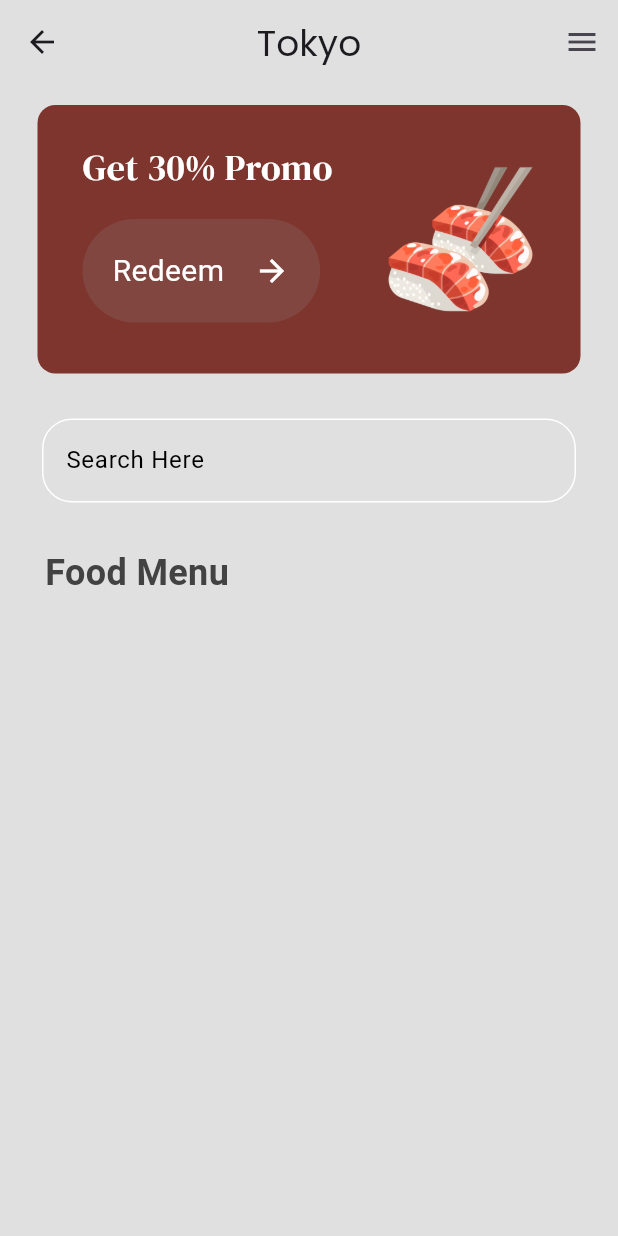
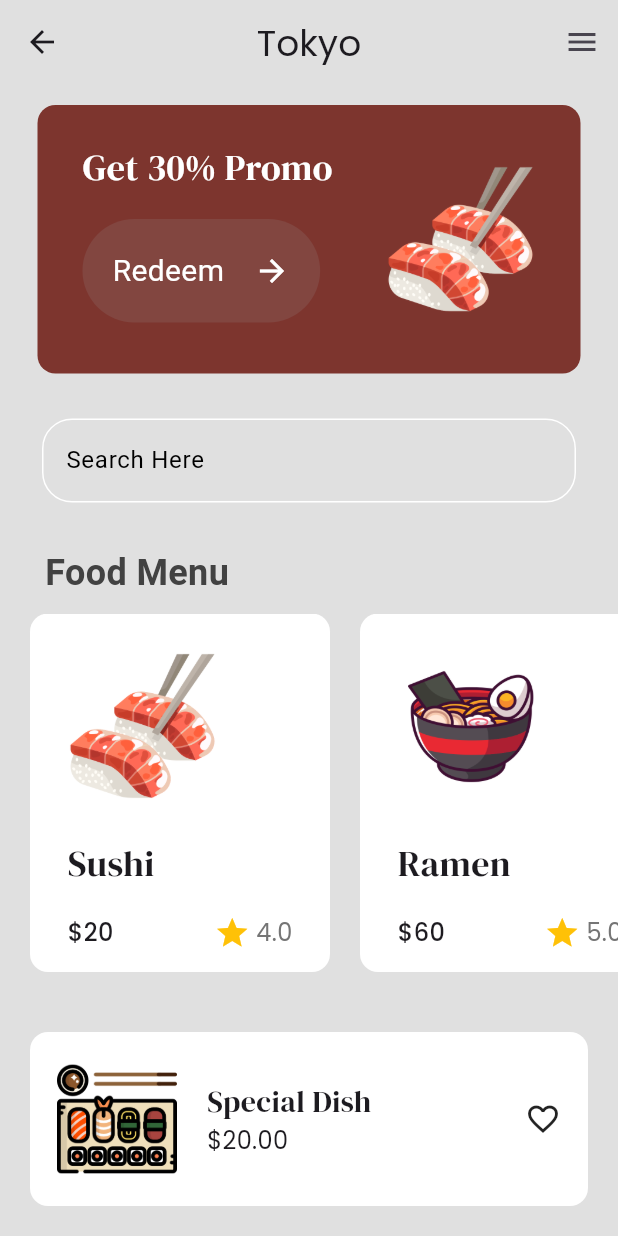
Before and after one commit to 0xAhmd/sushi-app, a Flutter app: the MenuView screen opened by its route, on a phone screen of 412 x 824 dp. Run offline on Flutter 3.47's test engine with Material 3 defaults, Android fonts, the phone set to English and light mode, and no system bars; our stand-ins replace google_fonts.

Commit message:
menu view done

```diff
--- /dev/null
+++ b/lib/components/custom_text_field.dart
@@ -0,0 +1,29 @@
+import 'package:flutter/material.dart';
+
+class CustomTextField extends StatelessWidget {
+  const CustomTextField({
+    super.key,
+  });
+
+  @override
+  Widget build(BuildContext context) {
+    return TextField(
+      cursorColor: Colors.black,
+      decoration: InputDecoration(
+        label: const Text(
+          "Search Here",
+          style: TextStyle(fontSize: 16, color: Colors.black),
+        ),
+        focusedBorder: OutlineInputBorder(
+          borderSide: const BorderSide(color: Colors.black),
+          borderRadius: BorderRadius.circular(20),
+        ),
+
+        enabledBorder: OutlineInputBorder(
+          borderSide: const BorderSide(color: Colors.white),
+          borderRadius: BorderRadius.circular(20),
+        ),
+      ),
+    );
+  }
+}
--- /dev/null
+++ b/lib/components/food_tile.dart
@@ -0,0 +1,59 @@
+import 'package:flutter/material.dart';
+import 'package:google_fonts/google_fonts.dart';
+import 'package:sushi/models/food_model.dart';
+
+class FoodTile extends StatelessWidget {
+  const FoodTile({super.key, required this.food});
+  final Food food;
+  @override
+  Widget build(BuildContext context) {
+    return Padding(
+      padding: const EdgeInsets.all(0),
+      child: Container(
+        margin: const EdgeInsets.only(left: 20),
+
+        width: 200,
+        padding: const EdgeInsets.all(25),
+        decoration: BoxDecoration(
+          color: Colors.white,
+          borderRadius: BorderRadius.circular(12),
+        ),
+        child: Column(
+          crossAxisAlignment: CrossAxisAlignment.start,
+          children: [
+            Image.asset(food.imagePath, height: 100),
+            const SizedBox(height: 24),
+            Text(food.name, style: GoogleFonts.dmSerifDisplay(fontSize: 24)),
+            const SizedBox(height: 18),
+            Row(
+              mainAxisAlignment: MainAxisAlignment.spaceBetween,
+              children: [
+                Text(
+                  "\$${food.price}",
+                  style: GoogleFonts.poppins(
+                    fontSize: 16,
+                    fontWeight: FontWeight.w500,
+                  ),
+                ),
+                // const Spacer(),
+                Row(
+                  children: [
+                    const Icon(Icons.star, color: Colors.amber),
+                    const SizedBox(width: 4),
+                    Text(
+                      food.rating,
+                      style: GoogleFonts.poppins(
+                        color: Colors.grey[600],
+                        fontSize: 16,
+                      ),
+                    ),
+                  ],
+                ),
+              ],
+            ),
+          ],
+        ),
+      ),
+    );
+  }
+}
--- /dev/null
+++ b/lib/components/popular_tile.dart
@@ -0,0 +1,44 @@
+import 'package:flutter/material.dart';
+import 'package:google_fonts/google_fonts.dart';
+
+class PopularTile extends StatelessWidget {
+  const PopularTile({
+    super.key,
+  });
+
+  @override
+  Widget build(BuildContext context) {
+    return Padding(
+      padding: const EdgeInsets.symmetric(horizontal: 20, vertical: 20),
+      child: Container(
+        padding: const EdgeInsets.all(18),
+        decoration: BoxDecoration(
+          borderRadius: BorderRadius.circular(12),
+          color: Colors.white,
+        ),
+        child: Row(
+          children: [
+            Image.asset('assets/images/suhis_dish.png', height: 80),
+
+            const SizedBox(width: 20),
+            Column(
+              crossAxisAlignment: CrossAxisAlignment.start,
+              children: [
+                Text(
+                  "Special Dish",
+                  style: GoogleFonts.dmSerifDisplay(fontSize: 20),
+                ),
+                Text(
+                  "\$20.00",
+                  style: GoogleFonts.poppins(fontSize: 16),
+                ),
+              ],
+            ),
+            const Spacer(),
+            const Icon(Icons.favorite_border),
+          ],
+        ),
+      ),
+    );
+  }
+}
--- /dev/null
+++ b/lib/components/promo_tile.dart
@@ -0,0 +1,42 @@
+import 'package:flutter/material.dart';
+import 'package:google_fonts/google_fonts.dart';
+import 'package:sushi/components/custom_button.dart';
+import 'package:sushi/constants.dart';
+
+class PromoTile extends StatelessWidget {
+  const PromoTile({super.key});
+
+  @override
+  Widget build(BuildContext context) {
+    return Container(
+      margin: const EdgeInsets.symmetric(horizontal: 25),
+      padding: const EdgeInsets.symmetric(vertical: 16, horizontal: 30),
+      decoration: BoxDecoration(
+        color: primaryRed,
+        borderRadius: BorderRadius.circular(12),
+      ),
+      child: Row(
+        mainAxisAlignment: MainAxisAlignment.spaceBetween,
+        children: [
+          Column(
+            mainAxisAlignment: MainAxisAlignment.start,
+            crossAxisAlignment: CrossAxisAlignment.start,
+            children: [
+              const SizedBox(height: 8),
+              Text(
+                "Get 30% Promo",
+                style: GoogleFonts.dmSerifDisplay(
+                  color: Colors.white,
+                  fontSize: 24,
+                ),
+              ),
+              CustomButton(text: "Redeem", onTap: () {}),
+            ],
+          ),
+
+          Image.asset('assets/images/sushiz.png', height: 100),
+        ],
+      ),
+    );
+  }
+}
--- /dev/null
+++ b/lib/models/food_model.dart
@@ -0,0 +1,18 @@
+class Food {
+  String name;
+  String price;
+  String rating;
+  String imagePath;
+
+  Food({
+    required this.name,
+    required this.imagePath,
+    required this.price,
+    required this.rating,
+  });
+
+  String get _name => name;
+  String get _price => price;
+  String get _rating => rating;
+  String get _imagePath => imagePath;
+}
--- a/lib/views/menu_view.dart
+++ b/lib/views/menu_view.dart
@@ -1,7 +1,12 @@
 import 'package:flutter/material.dart';
 import 'package:google_fonts/google_fonts.dart';
 import 'package:sushi/components/custom_button.dart';
+import 'package:sushi/components/custom_text_field.dart';
+import 'package:sushi/components/food_tile.dart';
+import 'package:sushi/components/popular_tile.dart';
+import 'package:sushi/components/promo_tile.dart';
 import 'package:sushi/constants.dart';
+import 'package:sushi/models/food_model.dart';
 
 class MenuView extends StatefulWidget {
   const MenuView({super.key});
@@ -11,6 +16,42 @@ class MenuView extends StatefulWidget {
 }
 
 class _MenuViewState extends State<MenuView> {
+  List<Food> foodMenu = [
+    Food(
+      name: "Sushi",
+      imagePath: 'assets/images/sushiz.png',
+      price: "20",
+      rating: "4.0",
+    ),
+
+    Food(
+      name: "Ramen",
+      imagePath: 'assets/images/ramen.png',
+      price: "60",
+      rating: "5.0",
+    ),
+
+    Food(
+      name: "tampura",
+      imagePath: 'assets/images/tempura.png',
+      price: "40",
+      rating: '4.5',
+    ),
+
+    Food(
+      name: "Takoyaki",
+      imagePath: "assets/images/takoyaki.png",
+      price: "30",
+      rating: "4.2",
+    ),
+
+    Food(
+      name: "Yakitori",
+      imagePath: "assets/images/yakitori.png",
+      price: "25",
+      rating: "4.0",
+    ),
+  ];
   @override
   Widget build(BuildContext context) {
     return SafeArea(
@@ -34,57 +75,11 @@ class _MenuViewState extends State<MenuView> {
 
           children: [
             const SizedBox(height: 14),
-            Container(
-              margin: const EdgeInsets.symmetric(horizontal: 25),
-              padding: const EdgeInsets.symmetric(vertical: 16, horizontal: 30),
-              decoration: BoxDecoration(
-                color: primaryRed,
-                borderRadius: BorderRadius.circular(12),
-              ),
-              child: Row(
-                mainAxisAlignment: MainAxisAlignment.spaceBetween,
-                children: [
-                  Column(
-                    mainAxisAlignment: MainAxisAlignment.start,
-                    crossAxisAlignment: CrossAxisAlignment.start,
-                    children: [
-                      const SizedBox(height: 8),
-                      Text(
-                        "Get 30% Promo",
-                        style: GoogleFonts.dmSerifDisplay(
-                          color: Colors.white,
-                          fontSize: 24,
-                        ),
-                      ),
-                      CustomButton(text: "Redeem", onTap: () {}),
-                    ],
-                  ),
-
-                  Image.asset('assets/images/sushiz.png', height: 100),
-                ],
-              ),
-            ),
+            const PromoTile(),
             const SizedBox(height: 30),
-            Padding(
-              padding: const EdgeInsets.symmetric(horizontal: 28.0),
-              child: TextField(
-                cursorColor: Colors.black,
-                decoration: InputDecoration(
-                  label: const Text(
-                    "Search Here",
-                    style: TextStyle(fontSize: 16, color: Colors.black),
-                  ),
-                  focusedBorder: OutlineInputBorder(
-                    borderSide: const BorderSide(color: Colors.white),
-                    borderRadius: BorderRadius.circular(20),
-                  ),
-
-                  enabledBorder: OutlineInputBorder(
-                    borderSide: const BorderSide(color: Colors.white),
-                    borderRadius: BorderRadius.circular(20),
-                  ),
-                ),
-              ),
+            const Padding(
+              padding: EdgeInsets.symmetric(horizontal: 28.0),
+              child: CustomTextField(),
             ),
 
             const SizedBox(height: 30),
@@ -101,8 +96,18 @@ class _MenuViewState extends State<MenuView> {
             ),
 
             const SizedBox(height: 10),
-            //! Promo tile done , textfield done
-            //! complete the view (bestseller and food menu)
+            Expanded(
+              child: ListView.builder(
+                scrollDirection: Axis.horizontal,
+                itemBuilder:
+                    (context, index) => FoodTile(food: foodMenu[index]),
+                itemCount: foodMenu.length,
+              ),
+            ),
+
+            const SizedBox(height: 20),
+
+            const PopularTile(),
           ],
         ),
       ),
```
Also changed, not shown: assets/images/ramen.png (added), assets/images/takoyaki.png (added), assets/images/tempura.png (added), assets/images/yakitori.png (added).
